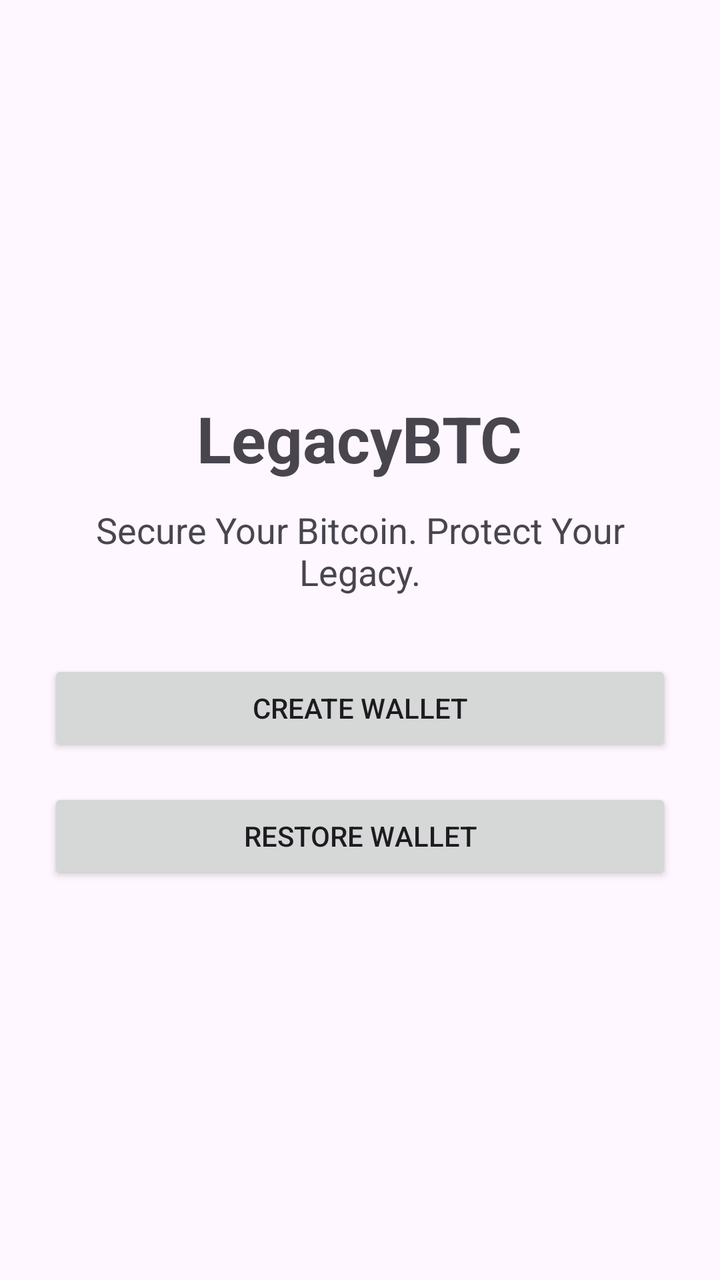
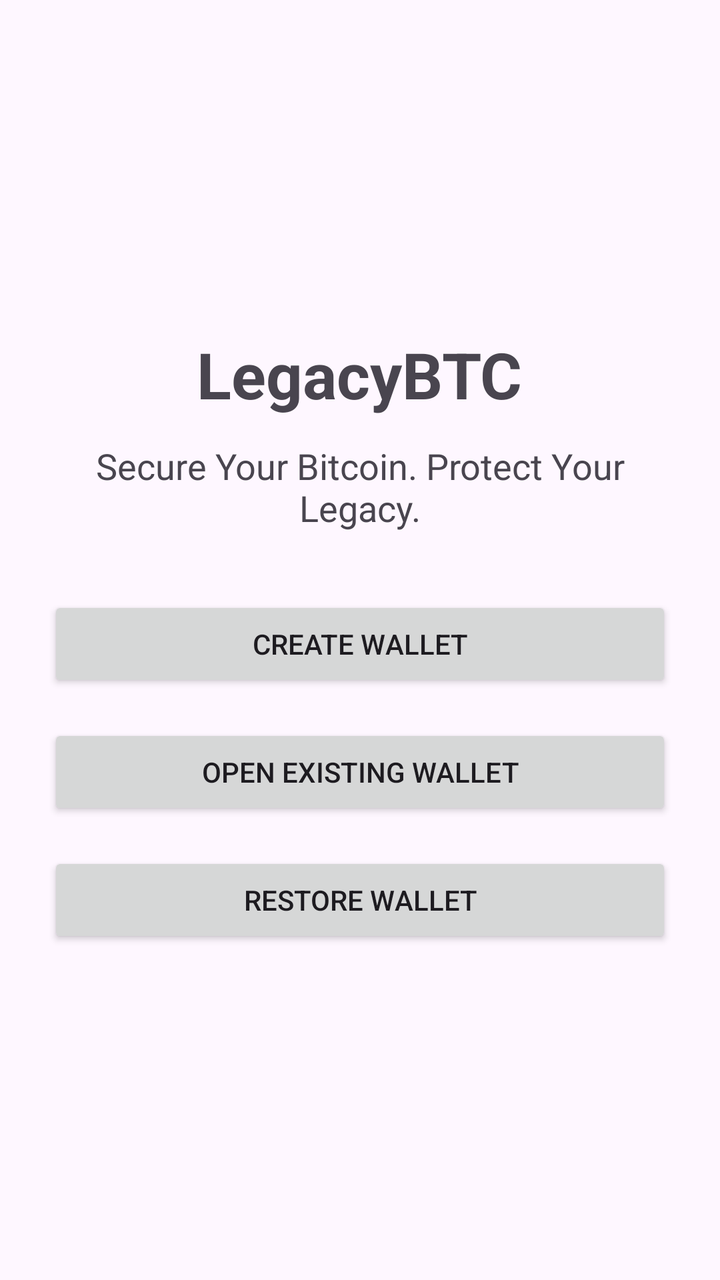

Two renders of the same Android screen: before a commit and after it. Below are the layout's source before the change and the commit's diff.
<!-- AndroidManifest.xml: application theme Theme.LegacyBTC -->
<!-- res/layout/activity_main.xml -->
<?xml version="1.0" encoding="utf-8"?>
<LinearLayout xmlns:android="http://schemas.android.com/apk/res/android"
    android:layout_width="match_parent"
    android:layout_height="match_parent"
    android:orientation="vertical"
    android:gravity="center"
    android:padding="24dp">

    <TextView
        android:id="@+id/titleText"
        android:layout_width="wrap_content"
        android:layout_height="wrap_content"
        android:text="LegacyBTC"
        android:textSize="32sp"
        android:textStyle="bold"
        android:layout_marginBottom="12dp" />

    <TextView
        android:id="@+id/subtitleText"
        android:layout_width="wrap_content"
        android:layout_height="wrap_content"
        android:text="Secure Your Bitcoin. Protect Your Legacy."
        android:textSize="18sp"
        android:gravity="center"
        android:layout_marginBottom="32dp" />

    <Button
        android:id="@+id/createWalletButton"
        android:layout_width="match_parent"
        android:layout_height="wrap_content"
        android:text="Create Wallet"
        android:layout_marginBottom="16dp" />

    <Button
        android:id="@+id/restoreWalletButton"
        android:layout_width="match_parent"
        android:layout_height="wrap_content"
        android:text="Restore Wallet" />

</LinearLayout>
<!-- resources referenced by this layout -->
<resources>
  <style name="Theme.LegacyBTC" parent="Base.Theme.LegacyBTC" />
  <style name="Base.Theme.LegacyBTC" parent="Theme.Material3.DayNight.NoActionBar">
          
          
      </style>
</resources>

<!-- the commit's change to res/layout/activity_main.xml (unified diff, before → after) -->
@@ -31,6 +31,14 @@
         android:text="Create Wallet"
         android:layout_marginBottom="16dp" />
 
+    
+    <Button
+        android:id="@+id/openWalletButton"
+        android:layout_width="match_parent"
+        android:layout_height="wrap_content"
+        android:text="Open Existing Wallet"
+        android:layout_marginBottom="16dp" />
+
     <Button
         android:id="@+id/restoreWalletButton"
         android:layout_width="match_parent"
